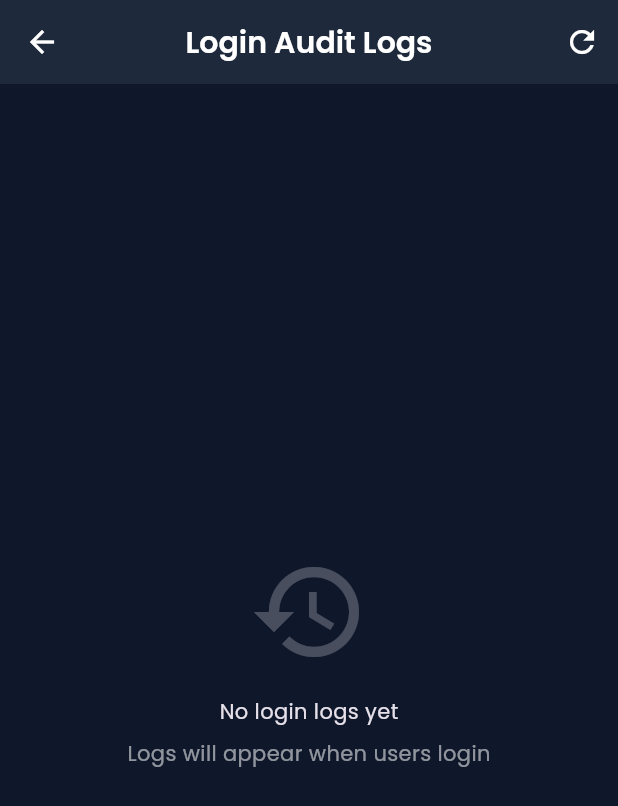
After one commit to vayunex-solution/appointment-app, a Flutter app: the AdminDashboardScreen screen opened by its route, after a tap on "Login Audit Logs", on a phone screen of 412 x 824 dp. The commit adds this screen. Shown: the top 806 px of the screen. Run offline on Flutter 3.47's test engine with Material 3 defaults, Android fonts, the light colour scheme and no system bars; our stand-ins replace flutter_secure_storage, google_fonts; accounts and stored records are empty; network calls fail.

Commit message:
Phase 5 Complete: Admin Dashboard with provider approval, user management, reports, audit logs

```diff
--- a/appointment_app/lib/main.dart
+++ b/appointment_app/lib/main.dart
@@ -26,6 +26,7 @@ import 'screens/admin/admin_dashboard_screen.dart';
 import 'screens/admin/pending_providers_screen.dart';
 import 'screens/admin/manage_users_screen.dart';
 import 'screens/admin/reports_screen.dart';
+import 'screens/admin/audit_logs_screen.dart';
 
 void main() {
   runApp(const MyApp());
@@ -65,6 +66,7 @@ class MyApp extends StatelessWidget {
           '/admin/pending-providers': (context) => const PendingProvidersScreen(),
           '/admin/users': (context) => const ManageUsersScreen(),
           '/admin/reports': (context) => const ReportsScreen(),
+          '/admin/logs': (context) => const AuditLogsScreen(),
         },
       ),
     );
--- a/appointment_app/lib/screens/admin/admin_dashboard_screen.dart
+++ b/appointment_app/lib/screens/admin/admin_dashboard_screen.dart
@@ -158,6 +158,12 @@ class _AdminDashboardScreenState extends State<AdminDashboardScreen> {
                   subtitle: 'Revenue and booking analytics',
                   onTap: () => Navigator.pushNamed(context, '/admin/reports'),
                 ),
+                _ActionTile(
+                  icon: Icons.history,
+                  title: 'Login Audit Logs',
+                  subtitle: 'Security and login history',
+                  onTap: () => Navigator.pushNamed(context, '/admin/logs'),
+                ),
               ],
             ),
           );
--- /dev/null
+++ b/appointment_app/lib/screens/admin/audit_logs_screen.dart
@@ -0,0 +1,160 @@
+import 'package:flutter/material.dart';
+import 'package:provider/provider.dart';
+import '../../services/admin_service.dart';
+import '../../config/theme.dart';
+
+class AuditLogsScreen extends StatefulWidget {
+  const AuditLogsScreen({super.key});
+
+  @override
+  State<AuditLogsScreen> createState() => _AuditLogsScreenState();
+}
+
+class _AuditLogsScreenState extends State<AuditLogsScreen> {
+  @override
+  void initState() {
+    super.initState();
+    Future.microtask(() {
+      Provider.of<AdminService>(context, listen: false).fetchLogs();
+    });
+  }
+
+  @override
+  Widget build(BuildContext context) {
+    return Scaffold(
+      appBar: AppBar(
+        title: const Text('Login Audit Logs'),
+        actions: [
+          IconButton(
+            icon: const Icon(Icons.refresh),
+            onPressed: () {
+              Provider.of<AdminService>(context, listen: false).fetchLogs();
+            },
+          ),
+        ],
+      ),
+      body: Consumer<AdminService>(
+        builder: (context, admin, _) {
+          if (admin.isLoading) {
+            return const Center(child: CircularProgressIndicator());
+          }
+
+          if (admin.logs.isEmpty) {
+            return Center(
+              child: Column(
+                mainAxisAlignment: MainAxisAlignment.center,
+                children: [
+                  Icon(Icons.history, size: 80, color: Colors.white24),
+                  const SizedBox(height: 16),
+                  const Text('No login logs yet'),
+                  const SizedBox(height: 8),
+                  const Text('Logs will appear when users login', style: TextStyle(color: Colors.white54)),
+                ],
+              ),
+            );
+          }
+
+          return RefreshIndicator(
+            onRefresh: () => admin.fetchLogs(),
+            child: ListView.builder(
+              padding: const EdgeInsets.all(16),
+              itemCount: admin.logs.length,
+              itemBuilder: (context, index) {
+                final log = admin.logs[index];
+                return _LogCard(log: log);
+              },
+            ),
+          );
+        },
+      ),
+    );
+  }
+}
+
+class _LogCard extends StatelessWidget {
+  final Map<String, dynamic> log;
+
+  const _LogCard({required this.log});
+
+  @override
+  Widget build(BuildContext context) {
+    final isSuccess = log['success'] == true || log['success'] == 1;
+    final createdAt = log['created_at'] != null ? DateTime.tryParse(log['created_at'].toString()) : null;
+
+    return Card(
+      margin: const EdgeInsets.only(bottom: 8),
+      child: ListTile(
+        leading: CircleAvatar(
+          backgroundColor: isSuccess ? AppTheme.successColor : Colors.red,
+          child: Icon(
+            isSuccess ? Icons.login : Icons.error,
+            color: Colors.white,
+          ),
+        ),
+        title: Row(
+          children: [
+            Expanded(child: Text(log['name'] ?? log['email'] ?? 'Unknown')),
+            Container(
+              padding: const EdgeInsets.symmetric(horizontal: 8, vertical: 2),
+              decoration: BoxDecoration(
+                color: isSuccess ? AppTheme.successColor.withOpacity(0.2) : Colors.red.withOpacity(0.2),
+                borderRadius: BorderRadius.circular(8),
+              ),
+              child: Text(
+                isSuccess ? 'SUCCESS' : 'FAILED',
+                style: TextStyle(fontSize: 10, color: isSuccess ? AppTheme.successColor : Colors.red),
+              ),
+            ),
+          ],
+        ),
+        subtitle: Column(
+          crossAxisAlignment: CrossAxisAlignment.start,
+          children: [
+            Text(log['email'] ?? '', style: const TextStyle(fontSize: 12)),
+            Row(
+              children: [
+                Icon(Icons.computer, size: 12, color: Colors.white54),
+                const SizedBox(width: 4),
+                Expanded(
+                  child: Text(
+                    log['ip_address'] ?? 'Unknown IP',
+                    style: const TextStyle(fontSize: 11, color: Colors.white54),
+                  ),
+                ),
+              ],
+            ),
+            if (createdAt != null)
+              Row(
+                children: [
+                  Icon(Icons.access_time, size: 12, color: Colors.white54),
+                  const SizedBox(width: 4),
+                  Text(
+                    _formatDateTime(createdAt),
+                    style: const TextStyle(fontSize: 11, color: Colors.white54),
+                  ),
+                ],
+              ),
+          ],
+        ),
+        isThreeLine: true,
+      ),
+    );
+  }
+
+  String _formatDateTime(DateTime dateTime) {
+    final now = DateTime.now();
+    final diff = now.difference(dateTime);
+
+    if (diff.inMinutes < 1) {
+      return 'Just now';
+    } else if (diff.inHours < 1) {
+      return '${diff.inMinutes}m ago';
+    } else if (diff.inDays < 1) {
+      return '${diff.inHours}h ago';
+    } else if (diff.inDays < 7) {
+      return '${diff.inDays}d ago';
+    } else {
+      return '${dateTime.day}/${dateTime.month}/${dateTime.year}';
+    }
+  }
+}
```
